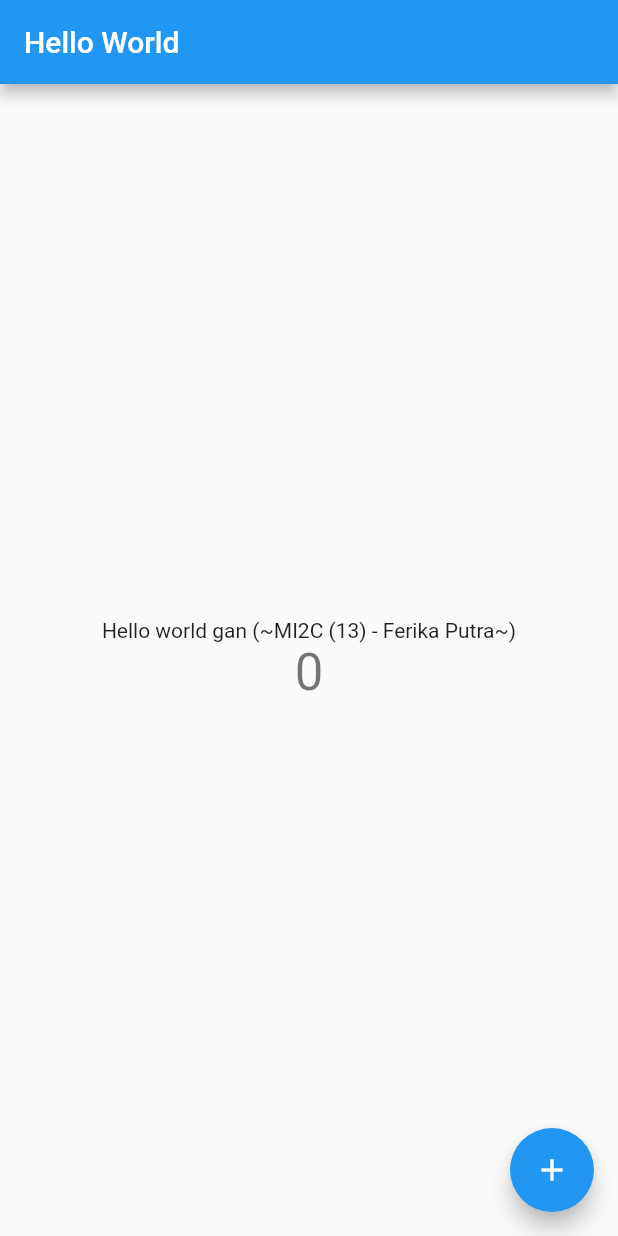
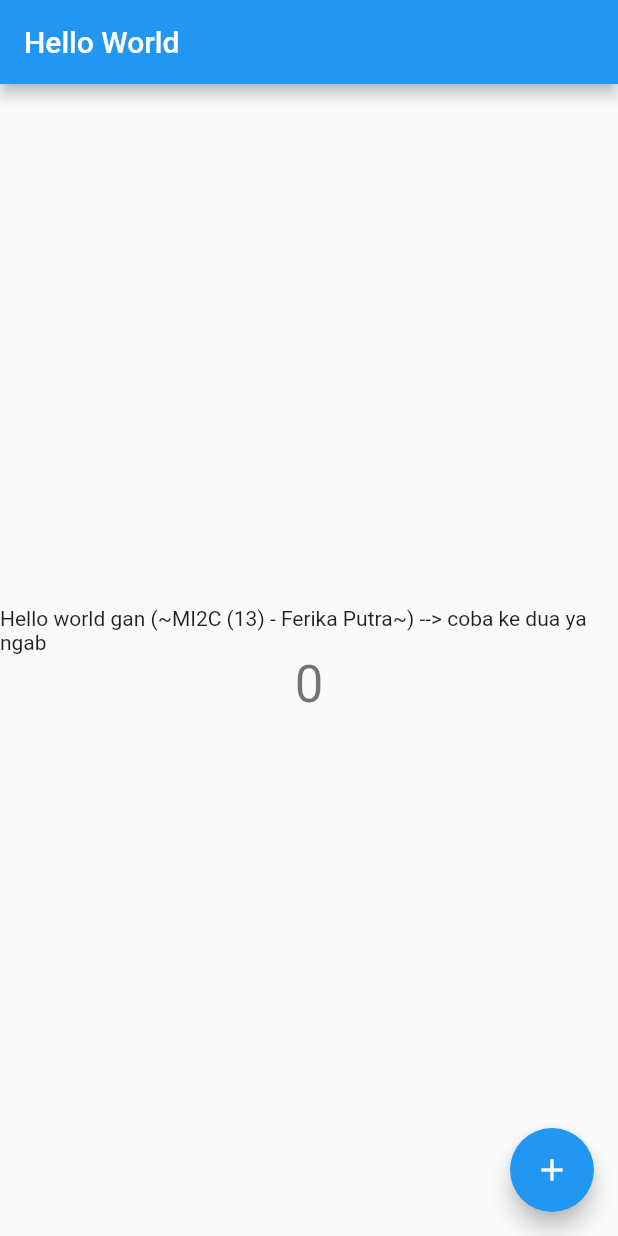
Before and after one commit to ferika0702/Pemrograman-Mobile-Minggu-1-, a Flutter app: the screen it shows after launch, on a phone screen of 412 x 824 dp. Run offline on Flutter 3.47's test engine with Material 2 defaults, Android fonts, the phone set to English and light mode, and no system bars.

Commit message:
ubah yang kesikian kalinya :)

```diff
--- a/lib/main.dart
+++ b/lib/main.dart
@@ -94,7 +94,7 @@ class _MyHomePageState extends State<MyHomePage> {
           mainAxisAlignment: MainAxisAlignment.center,
           children: <Widget>[
             Text(
-              'Hello world gan (~MI2C (13) - Ferika Putra~)',
+              'Hello world gan (~MI2C (13) - Ferika Putra~) --> coba ke dua ya ngab',
             ),
             Text(
               '$_counter',
```
